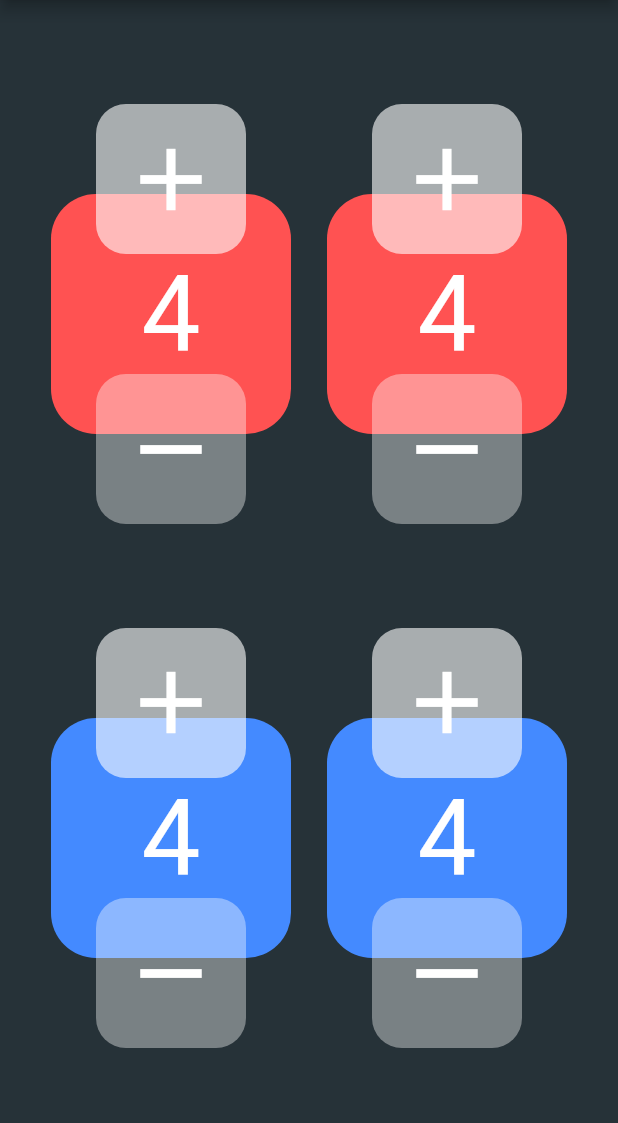
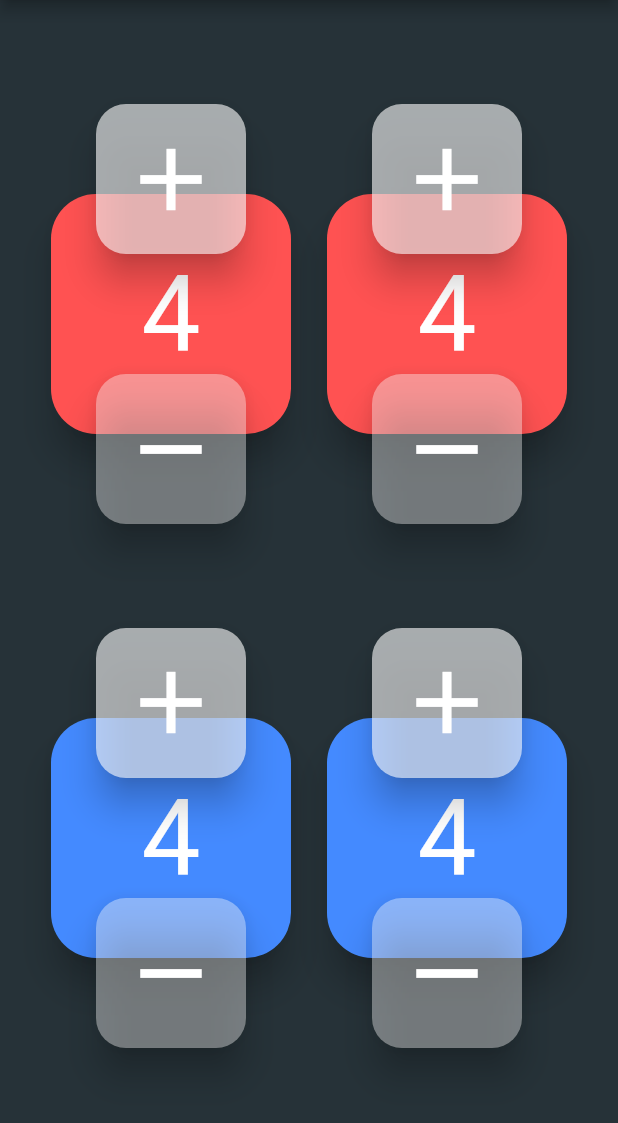
Before and after one commit to 04M04/MatDis, a Flutter app: the screen it shows after launch, on a phone screen of 412 x 824 dp, the part 84-1207 px from its top. Run offline on Flutter 3.47's test engine with Material 2 defaults, Android fonts, the phone set to English and light mode, and no system bars; our stand-ins replace bloc, dartz, equatable, flutter_bloc, get_it; Roboto replaces fonts that are missing (Rubik).

Commit message:
add material design

```diff
--- a/Control/matdis_control/lib/presentation/points/widgets/custom_points_field_vertical.dart
+++ b/Control/matdis_control/lib/presentation/points/widgets/custom_points_field_vertical.dart
@@ -29,10 +29,13 @@
           Center(
             child: InkResponse(
               onLongPress: () => onReset(),
+              child: Material(
+                elevation: 10,
+                borderRadius: BorderRadius.circular(30),
+                color: color,
                 child: Container(
                     decoration: BoxDecoration(
                       borderRadius: BorderRadius.circular(30),
-                    color: color,
                     ),
                     width: 160,
                     height: 160,
@@ -48,37 +51,46 @@
                     )),
               ),
             ),
+          ),
           Positioned(
             top: 0,
             left: 30,
             child: InkResponse(
               onTap: () => onAdd(),
+              child: Material(
+                color: Colors.white60,
+                elevation: 10,
+                borderRadius: BorderRadius.all(Radius.circular(20)),
                 child: Container(
-                  decoration: BoxDecoration(
-                    borderRadius: BorderRadius.circular(20),
-                    color: Colors.white60,
-                  ),
                   width: 100,
                   height: 100,
+                  decoration: const BoxDecoration(
+                    borderRadius: BorderRadius.all(Radius.circular(20)),
+                  ),
                   child: const Icon(
                     Icons.add,
                     color: Colors.white,
                     size: 70,
                   ),
                 ),
-              )),
+              ),
+            ),
+          ),
           Positioned(
             bottom: 0,
             left: 30,
             child: InkResponse(
               onTap: () => onRemove(),
+              child: Material(
+                color: Colors.white38,
+                elevation: 10,
+                borderRadius: BorderRadius.all(Radius.circular(20)),
                 child: Container(
-                decoration: BoxDecoration(
-                  borderRadius: BorderRadius.circular(20),
-                  color: Colors.white38,
-                ),
                   width: 100,
                   height: 100,
+                  decoration: const BoxDecoration(
+                    borderRadius: BorderRadius.all(Radius.circular(20)),
+                  ),
                   child: const Icon(
                     Icons.remove,
                     color: Colors.white,
@@ -86,7 +98,8 @@
                   ),
                 ),
               ),
-          )
+            ),
+          ),
         ],
       ),
     );
```
Lines whose indentation alone changed are shown as unchanged.
